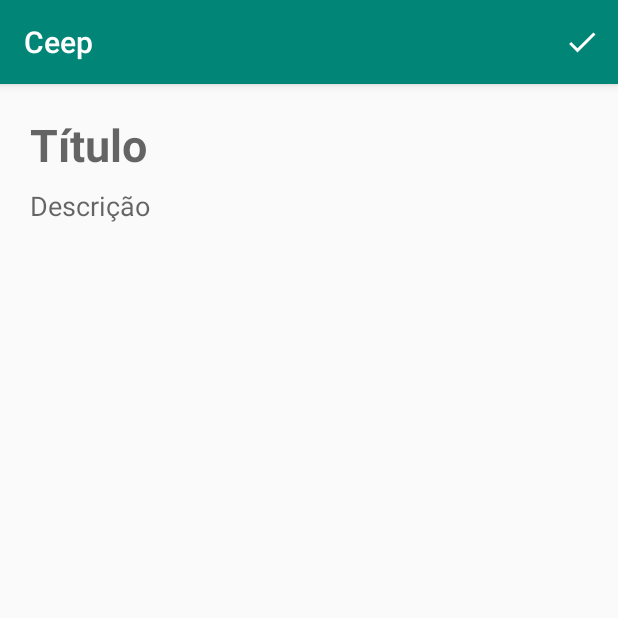
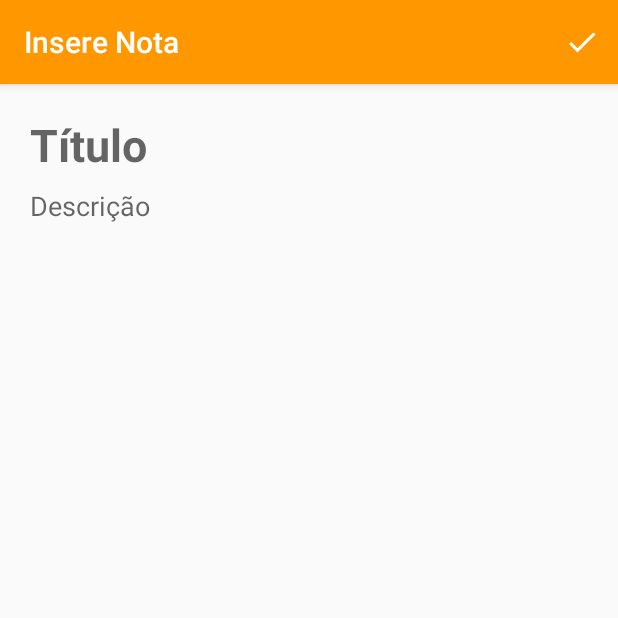
Before and after one commit to ffranzim/recyclerViewCeep, an Android app: the screen it shows after launch (FormularioNotaActivity), after a tap on "Inserir uma nota", on a phone screen of 412 x 824 dp, the top half of it. Run offline under Robolectric (Android 15) with nearby library versions, the phone set to English and light mode, and no system bars.

```diff
--- a/app/src/main/java/br/com/franzim/ceep/ui/activity/FormularioNotaActivity.java
+++ b/app/src/main/java/br/com/franzim/ceep/ui/activity/FormularioNotaActivity.java
@@ -24,6 +24,7 @@ public class FormularioNotaActivity extends AppCompatActivity {
     protected void onCreate(Bundle savedInstanceState) {
         super.onCreate(savedInstanceState);
         setContentView(R.layout.activity_formulario_nota);
+        setTitle(R.string.form_nota_activity_cria_nota_titulo);
 
         bindCamposForm();
         getValuesIntent();
@@ -35,10 +36,13 @@ public class FormularioNotaActivity extends AppCompatActivity {
         if (intent.hasExtra(CHAVE_NOTA) && intent.hasExtra(POSICAO_NOTA)) {
             setCamposForm(intent);
             posicaoNota = intent.getIntExtra(POSICAO_NOTA, POSICAO_INVALIDA);
+        } else {
+            setTitle(R.string.form_nota_activity_cria_nota_titulo);
         }
     }
 
     private void setCamposForm(Intent intent) {
+        setTitle(R.string.form_nota_activity_altera_nota_titulo);
         Nota nota = (Nota) intent.getSerializableExtra(CHAVE_NOTA);
         edNotaTitulo.setText(nota.getTitulo());
         edNotaDescricao.setText(nota.getDescricao());
--- a/app/src/main/java/br/com/franzim/ceep/ui/activity/ListaNotasActivity.java
+++ b/app/src/main/java/br/com/franzim/ceep/ui/activity/ListaNotasActivity.java
@@ -37,9 +37,7 @@ public class ListaNotasActivity extends AppCompatActivity {
     protected void onCreate(Bundle savedInstanceState) {
         super.onCreate(savedInstanceState);
         setContentView(R.layout.activity_lista_notas);
-
-        for (int i = 1; i <= 10; i++)
-            notaDAO.insere(new Nota("Título " + i, "Descrição " + i));
+        setTitle(R.string.lista_notas_activity_titulo);
 
         setRecyclerView();
         setClickAddNota();
--- a/app/src/main/java/br/com/franzim/ceep/ui/recyclerview/adapter/ListaNotasAdapter.java
+++ b/app/src/main/java/br/com/franzim/ceep/ui/recyclerview/adapter/ListaNotasAdapter.java
@@ -55,12 +55,12 @@ public class ListaNotasAdapter extends RecyclerView.Adapter<ListaNotasAdapter.No
 
     public void remove(int posicao) {
         notas.remove(posicao);
-        notifyDataSetChanged();
+        notifyItemRemoved(posicao);
     }
 
     public void trocaPosicao(int posicaoInicial, int posicaoFinal) {
         Collections.swap(notas, posicaoInicial, posicaoFinal);
-        notifyDataSetChanged();
+        notifyItemMoved(posicaoInicial, posicaoFinal);
     }
 
 
--- a/app/src/main/res/values/colors.xml
+++ b/app/src/main/res/values/colors.xml
@@ -1,6 +1,6 @@
 <?xml version="1.0" encoding="utf-8"?>
 <resources>
-    <color name="colorPrimary">#008577</color>
-    <color name="colorPrimaryDark">#00574B</color>
-    <color name="colorAccent">#D81B60</color>
+    <color name="colorPrimary">#ff9800</color>
+    <color name="colorPrimaryDark">#c66900</color>
+    <color name="colorAccent">#000000</color>
 </resources>
--- a/app/src/main/res/values/strings.xml
+++ b/app/src/main/res/values/strings.xml
@@ -1,4 +1,7 @@
 <resources>
     <string name="app_name">Ceep</string>
     <string name="action_save">Salvar Nota</string>
+    <string name="lista_notas_activity_titulo">Notas</string>
+    <string name="form_nota_activity_cria_nota_titulo">Insere Nota</string>
+    <string name="form_nota_activity_altera_nota_titulo">Altera Nota</string>
 </resources>
```
